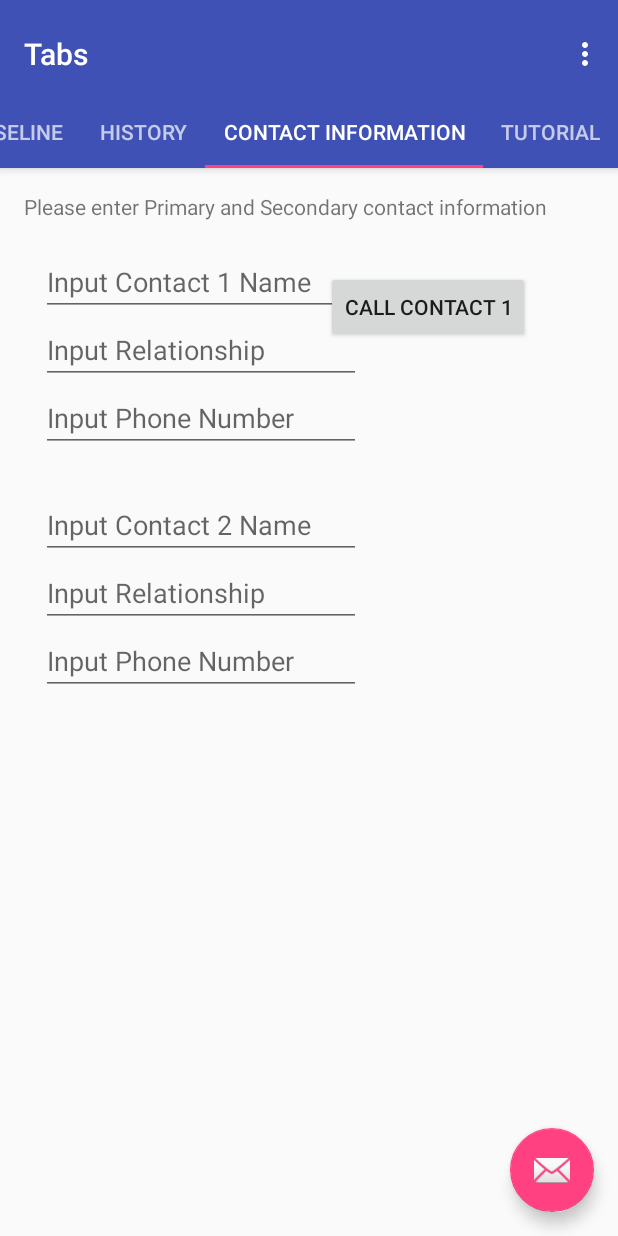
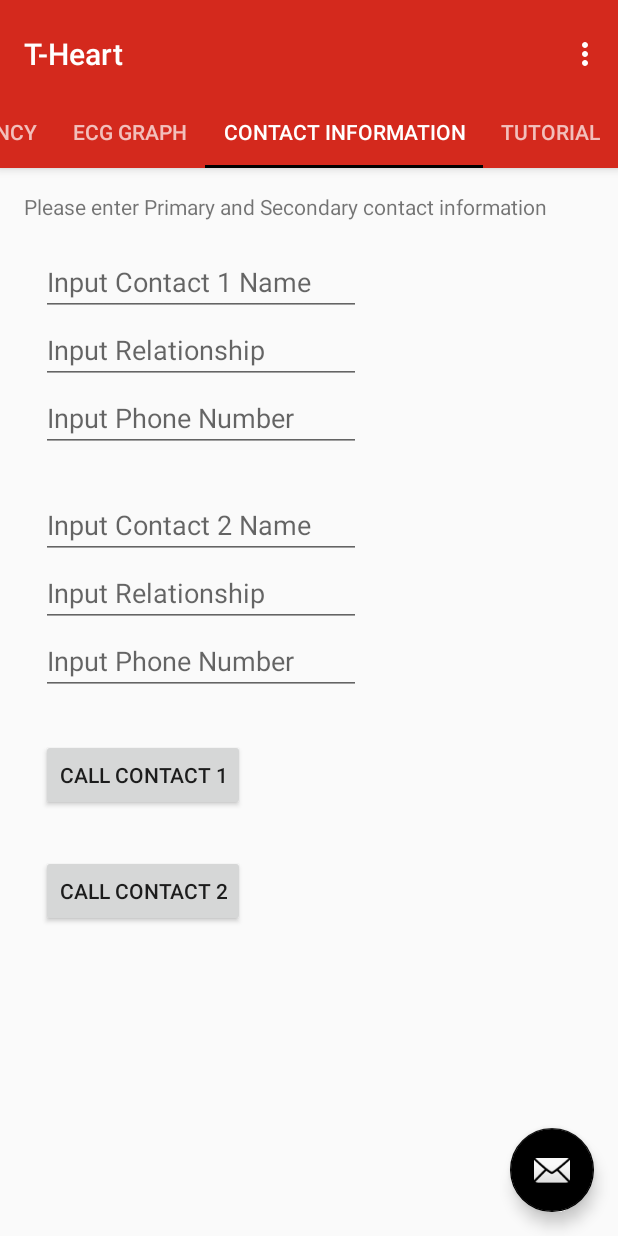
Before and after one commit to liyy3/capstone, an Android app: the screen it shows after launch (MainActivity), tab 4 chosen, on a phone screen of 412 x 824 dp. Run offline under Robolectric (Android 15) with nearby library versions, the phone set to English and light mode, and no system bars.

Commit message:
Notification sound + vibration added Layout details updated

```diff
--- a/app/src/main/java/a40i6_capstone/tabs/MainActivity.java
+++ b/app/src/main/java/a40i6_capstone/tabs/MainActivity.java
@@ -10,6 +10,8 @@ import android.content.DialogInterface;
 import android.content.Intent;
 import android.content.pm.PackageManager;
 import android.content.res.Resources;
+import android.graphics.Color;
+import android.media.RingtoneManager;
 import android.net.Uri;
 import android.os.Handler;
 import android.support.design.widget.TabLayout;
@@ -144,7 +146,10 @@ public class MainActivity extends AppCompatActivity {
             }
         });
 
-        final long TOTAL_TIME = 5000; // miliseconds
+
+
+
+        final long TOTAL_TIME = 10000; // miliseconds
 
 
         new Handler().postDelayed(new Runnable() {
@@ -170,6 +175,7 @@ public class MainActivity extends AppCompatActivity {
         }, TOTAL_TIME);
 
         builder.show();
+
 
            // @Override
             //public void onClick(DialogInterface dialog, int which) {
@@ -327,9 +333,9 @@ public class MainActivity extends AppCompatActivity {
                 case 0:
                     return "HOME";
                 case 1:
-                    return "BASELINE";
+                    return "EMERGENCY";
                 case 2:
-                    return "HISTORY";
+                    return "ECG GRAPH";
                 case 3:
                     return "CONTACT INFORMATION";
                 case 4:
--- a/app/src/main/java/a40i6_capstone/tabs/Tab2.java
+++ b/app/src/main/java/a40i6_capstone/tabs/Tab2.java
@@ -1,7 +1,14 @@
 package a40i6_capstone.tabs;
 
+import android.app.NotificationManager;
+import android.content.Context;
+import android.graphics.Color;
+import android.media.RingtoneManager;
+import android.net.Uri;
 import android.os.Bundle;
 import android.support.v4.app.Fragment;
+import android.support.v4.app.NotificationCompat;
+import android.util.Log;
 import android.view.LayoutInflater;
 import android.view.View;
 import android.view.ViewGroup;
@@ -13,6 +20,8 @@ import android.widget.Button;
 
 public class Tab2 extends Fragment {
     DataPath test = new DataPath();
+    private Context mContext = this.getContext();
+
     @Override
     public View onCreateView(LayoutInflater inflater, ViewGroup container,
                              Bundle savedInstanceState) {
@@ -20,8 +29,48 @@ public class Tab2 extends Fragment {
         Button btn = (Button) rootView.findViewById(R.id.tab2button);
         if (test.emergency_flag == 3) {
             btn.performClick();
+            Log.d(getClass().getSimpleName(), "activity"+getActivity());
+            NotificationCompat.Builder notification = new NotificationCompat.Builder (getActivity())
+                    .setSmallIcon(R.drawable.icon);
+            notification.setLights(Color.BLUE, 500, 500);
+            long[] pattern = {500,500,500,500,500,500,500,500,500};
+            notification.setVibrate(pattern);
+            Uri alarmSound = RingtoneManager.getDefaultUri(RingtoneManager.TYPE_NOTIFICATION);
+            notification.setSound(alarmSound);
+            NotificationManager manager = (NotificationManager) getActivity().getSystemService(Context.NOTIFICATION_SERVICE);
+            manager.notify(1, notification.build());
+
+
         }
 
         return rootView;
     }
+
+/*    @Override
+    public void onResume() {
+        super.onResume();
+
+        // we're going to simulate real time with thread that append data to the graph
+        new Thread(new Runnable() {
+
+            @Override
+            public void run() {
+                // we add 100 new entries
+                for (int i = 0; i < 100; i++) {
+                    getActivity().runOnUiThread(new Runnable() {
+
+                        @Override
+                        public void run() {
+                            Button btn = (Button) rootView.findViewById(R.id.tab2button);
+                            if (test.emergency_flag == 3) {
+                                btn.performClick();
+
+                            }
+                        }
+                    });
+
+                }
+            }
+        }).start();
+    }*/
 }
--- a/app/src/main/res/layout/tab1contents.xml
+++ b/app/src/main/res/layout/tab1contents.xml
@@ -24,7 +24,7 @@
         android:layout_width="400dp"
         android:layout_height="200dp"
         android:text="@string/Credits"
-        android:textSize="32sp"
+        android:textSize="20sp"
         android:gravity="center"
         android:layout_alignParentBottom="true"
         android:layout_alignParentLeft="true"
@@ -37,10 +37,8 @@
         android:adjustViewBounds="true"
         android:maxWidth="600dp"
         android:maxHeight="600dp"
-
         app:srcCompat="@drawable/logo"
         android:id="@+id/imageViewlogo"
-        android:layout_above="@+id/Home_text"
         android:layout_alignParentLeft="true"
         android:layout_alignParentStart="true"
         android:layout_marginBottom="33dp" />
--- a/app/src/main/res/layout/tab2contents.xml
+++ b/app/src/main/res/layout/tab2contents.xml
@@ -12,7 +12,8 @@
         android:id="@+id/section_label"
         android:layout_width="wrap_content"
         android:layout_height="wrap_content"
-        android:text="Text for BASELINE"/>
+        android:textSize="20sp"
+        android:text="Button below can be pressed to call emergency dispatch."/>
 
     <Button
         android:id="@+id/tab2button"
--- a/app/src/main/res/layout/tab4contents.xml
+++ b/app/src/main/res/layout/tab4contents.xml
@@ -105,14 +105,20 @@
             android:text="Call Contact 1"
             android:layout_width="wrap_content"
             android:layout_height="wrap_content"
-            android:layout_alignTop="@+id/Name1"
-            android:layout_alignRight="@+id/section_label"
-            android:layout_alignEnd="@+id/section_label"
-            android:layout_marginRight="12dp"
-            android:layout_marginEnd="12dp"
-            android:layout_marginTop="15dp"
-            android:id="@+id/call_button1" />
-
+            android:id="@+id/call_button1"
+            android:layout_marginTop="29dp"
+            android:layout_below="@+id/Number2"
+            android:layout_alignLeft="@+id/Number2"
+            android:layout_alignStart="@+id/Number2" />
+        <Button
+            android:text="Call Contact 2"
+            android:layout_width="wrap_content"
+            android:layout_height="wrap_content"
+            android:id="@+id/call_button2"
+            android:layout_marginTop="29dp"
+            android:layout_below="@+id/call_button1"
+            android:layout_alignLeft="@+id/Number2"
+            android:layout_alignStart="@+id/Number2" />
 
 
     </RelativeLayout>
--- a/app/src/main/res/values/colors.xml
+++ b/app/src/main/res/values/colors.xml
@@ -1,6 +1,6 @@
 <?xml version="1.0" encoding="utf-8"?>
 <resources>
-    <color name="colorPrimary">#3F51B5</color>
-    <color name="colorPrimaryDark">#303F9F</color>
+    <color name="colorPrimary">#d4291d</color>
+    <color name="colorPrimaryDark">#ab160c</color>
     <color name="colorAccent">#FF4081</color>
 </resources>
--- a/app/src/main/res/values/styles.xml
+++ b/app/src/main/res/values/styles.xml
@@ -5,7 +5,7 @@
         <!-- Customize your theme here. -->
         <item name="colorPrimary">@color/colorPrimary</item>
         <item name="colorPrimaryDark">@color/colorPrimaryDark</item>
-        <item name="colorAccent">@color/colorAccent</item>
+        <item name="colorAccent">@android:color/black</item>
     </style>
 
     <style name="AppTheme.NoActionBar">
```
Also changed, not shown: app/src/main/java/a40i6_capstone/tabs/Tab4.java (+27 -1 lines), app/src/main/res/layout/tab3contents.xml (+7 -5 lines), app/src/main/res/values/strings.xml (+7 -7 lines), app/src/main/ic_launcher-web.png (added), app/src/main/res/mipmap-hdpi/ic_launcher.png, app/src/main/res/mipmap-mdpi/ic_launcher.png, app/src/main/res/mipmap-xhdpi/ic_launcher.png, app/src/main/res/mipmap-xxhdpi/ic_launcher.png, app/src/main/res/mipmap-xxxhdpi/ic_launcher.png.
